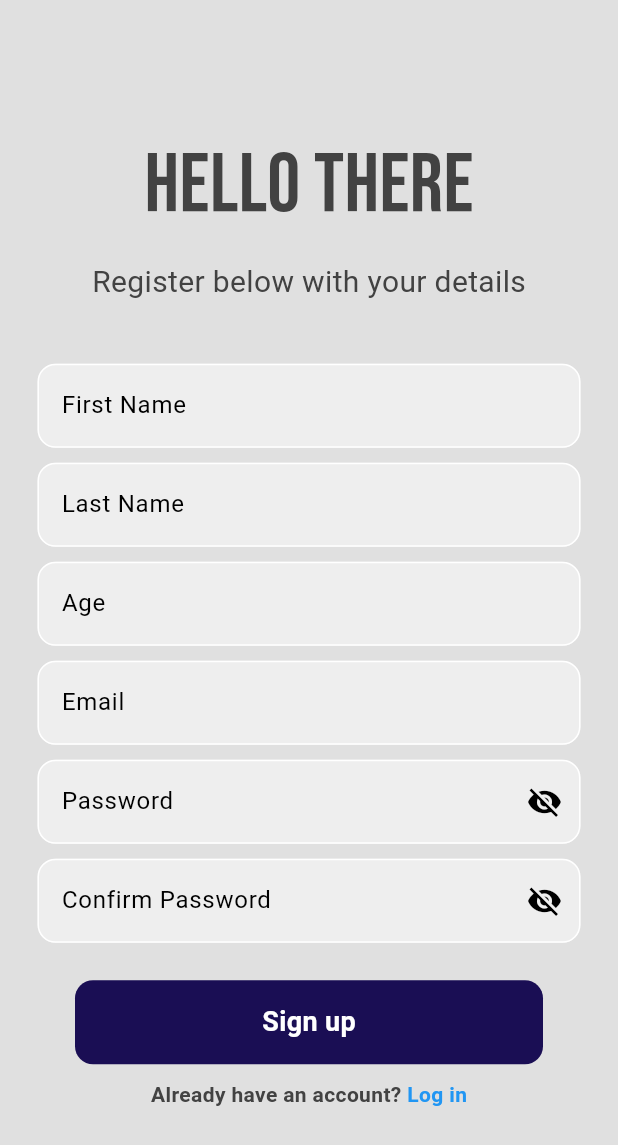
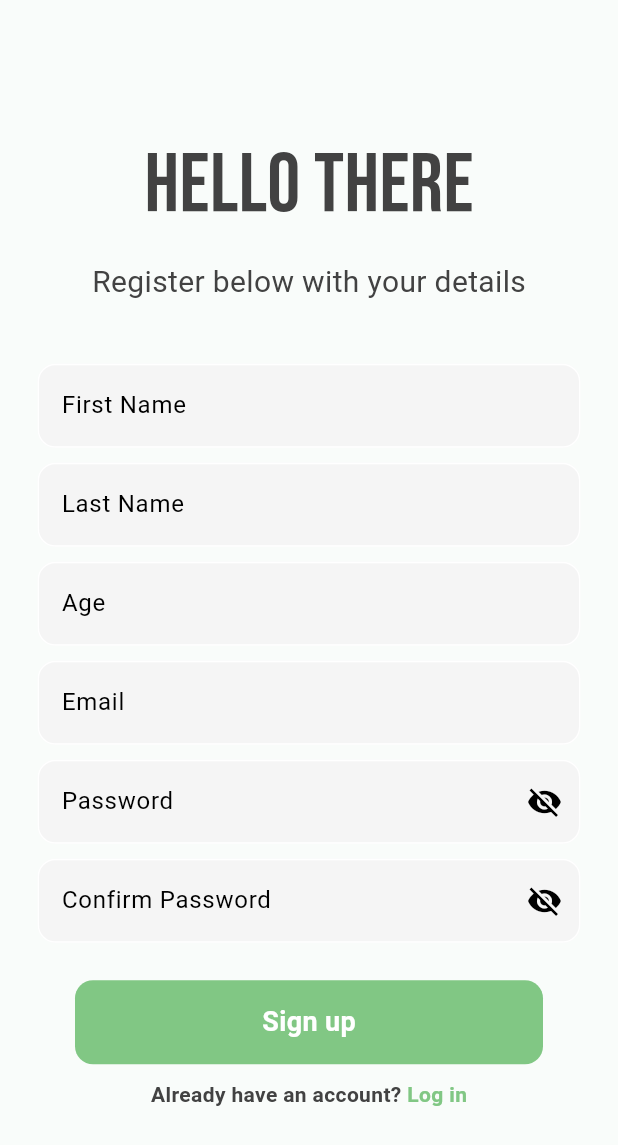
Before and after one commit to toska05/apapp, a Flutter app: the screen it shows after launch, after a tap on "Register Now", on a phone screen of 412 x 824 dp. Shown: the top 1145 px of the screen. Run offline on Flutter 3.47's test engine with Material 3 defaults, Android fonts, the light colour scheme and no system bars; our stand-ins replace camera, cloud_firestore, firebase_auth, firebase_core, firebase_storage, geocoding and 6 more; missing offline and left inert: gal, google_mlkit_image_labeling, tflite_flutter; accounts and stored records are empty; network calls fail.

Commit message:
fix colors

```diff
--- a/lib/pages/forgot_pw_page.dart
+++ b/lib/pages/forgot_pw_page.dart
@@ -46,7 +46,7 @@ class _ForgotPasswordPageState extends State<ForgotPasswordPage> {
   Widget build(BuildContext context) {
     return Scaffold(
       appBar: AppBar(
-        backgroundColor: const Color.fromARGB(255, 26, 14, 84),
+        backgroundColor: Colors.green[300],
         iconTheme: IconThemeData(
           color: Colors.white,
         ),
@@ -96,7 +96,7 @@ class _ForgotPasswordPageState extends State<ForgotPasswordPage> {
                 color: Colors.white,
               ),
             ),
-            color: const Color.fromARGB(255, 26, 14, 84),
+            color: Colors.green[300],
           )
         ],
       )
--- a/lib/pages/register_page.dart
+++ b/lib/pages/register_page.dart
@@ -80,7 +80,6 @@ class _RegisterPageState extends State<RegisterPage> {
   @override
   Widget build(BuildContext context) {
     return Scaffold(
-      backgroundColor: Colors.grey[300],
       body: SafeArea(
         child: Center(
           child: SingleChildScrollView(
@@ -118,7 +117,7 @@ class _RegisterPageState extends State<RegisterPage> {
                         borderRadius: BorderRadius.circular(12),
                       ),
                       hintText: 'First Name',
-                      fillColor: Colors.grey[200],
+                      fillColor: Colors.grey[100],
                       filled: true,
                     ),
                   )
@@ -141,7 +140,7 @@ class _RegisterPageState extends State<RegisterPage> {
                         borderRadius: BorderRadius.circular(12),
                       ),
                       hintText: 'Last Name',
-                      fillColor: Colors.grey[200],
+                      fillColor: Colors.grey[100],
                       filled: true,
                     ),
                   )
@@ -164,7 +163,7 @@ class _RegisterPageState extends State<RegisterPage> {
                         borderRadius: BorderRadius.circular(12),
                       ),
                       hintText: 'Age',
-                      fillColor: Colors.grey[200],
+                      fillColor: Colors.grey[100],
                       filled: true,
                     ),
                   )
@@ -186,7 +185,7 @@ class _RegisterPageState extends State<RegisterPage> {
                         borderRadius: BorderRadius.circular(12),
                       ),
                       hintText: 'Email',
-                      fillColor: Colors.grey[200],
+                      fillColor: Colors.grey[100],
                       filled: true,
                     ),
                   )
@@ -210,7 +209,7 @@ class _RegisterPageState extends State<RegisterPage> {
                         borderRadius: BorderRadius.circular(12),
                       ),
                       hintText: 'Password',
-                      fillColor: Colors.grey[200],
+                      fillColor: Colors.grey[100],
                       filled: true,
                       suffixIcon: IconButton(
                         icon: Icon(
@@ -244,7 +243,7 @@ class _RegisterPageState extends State<RegisterPage> {
                         borderRadius: BorderRadius.circular(12),
                       ),
                       hintText: 'Confirm Password',
-                      fillColor: Colors.grey[200],
+                      fillColor: Colors.grey[100],
                       filled: true,
                       suffixIcon: IconButton(
                         icon: Icon(
@@ -270,7 +269,7 @@ class _RegisterPageState extends State<RegisterPage> {
                     child: Container(
                       padding: EdgeInsets.all(15),
                       decoration: BoxDecoration(
-                        color: const Color.fromARGB(255, 26, 14, 84),
+                        color: Colors.green[300],
                         borderRadius: BorderRadius.circular(12),
                       ),
                       child: Center(
@@ -305,7 +304,7 @@ class _RegisterPageState extends State<RegisterPage> {
                       child: Text(
                         'Log in',
                         style: TextStyle(
-                        color: Colors.blue,
+                        color: Colors.green[300],
                         fontWeight: FontWeight.bold,
                         ),
                       ),
--- a/lib/themes/light_mode.dart
+++ b/lib/themes/light_mode.dart
@@ -15,7 +15,7 @@ ThemeData lightMode = ThemeData(
     surface: Colors.grey.shade300,
     primary: Colors.grey.shade200,
     secondary: Colors.grey.shade400,
-    inversePrimary: const Color.fromARGB(255, 26, 14, 84),
+    inversePrimary: Colors.green[300],
   ),
   textTheme: ThemeData.light().textTheme.apply(
     bodyColor: Colors.grey[800],
```
